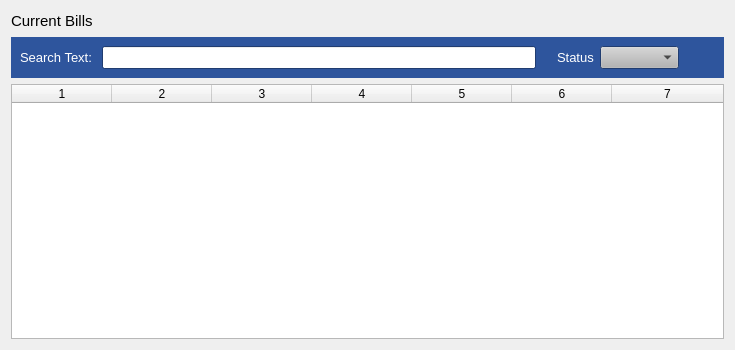
Watti/estorecpp, file estorecpp/currentbills.ui: the form before one commit.
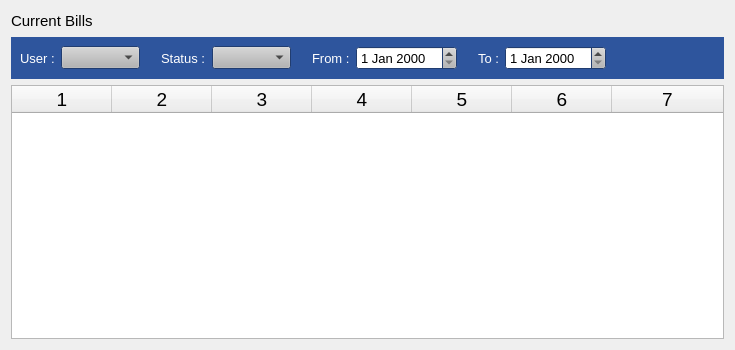
The form after the commit.

Diff of the .ui file:
```diff
--- a/estorecpp/currentbills.ui
+++ b/estorecpp/currentbills.ui
@@ -471,6 +471,12 @@
      <layout class="QHBoxLayout" name="horizontalLayout_3">
       <item>
        <widget class="QLabel" name="label_2">
+        <property name="sizePolicy">
+         <sizepolicy hsizetype="Fixed" vsizetype="Preferred">
+          <horstretch>0</horstretch>
+          <verstretch>0</verstretch>
+         </sizepolicy>
+        </property>
         <property name="palette">
          <palette>
           <active>
@@ -509,12 +515,22 @@
          </palette>
         </property>
         <property name="text">
-         <string>Search Text: </string>
+         <string>User :</string>
         </property>
        </widget>
       </item>
       <item>
-       <widget class="QLineEdit" name="searchTextBox"/>
+       <widget class="QComboBox" name="userComboBox">
+        <property name="sizePolicy">
+         <sizepolicy hsizetype="Minimum" vsizetype="Fixed">
+          <horstretch>0</horstretch>
+          <verstretch>0</verstretch>
+         </sizepolicy>
+        </property>
+        <property name="currentText">
+         <string/>
+        </property>
+       </widget>
       </item>
       <item>
        <spacer name="horizontalSpacer_4">
@@ -534,6 +550,12 @@
       </item>
       <item>
        <widget class="QLabel" name="label_3">
+        <property name="sizePolicy">
+         <sizepolicy hsizetype="Fixed" vsizetype="Preferred">
+          <horstretch>0</horstretch>
+          <verstretch>0</verstretch>
+         </sizepolicy>
+        </property>
         <property name="palette">
          <palette>
           <active>
@@ -599,28 +621,226 @@
          </palette>
         </property>
         <property name="text">
-         <string>Status</string>
+         <string>Status :</string>
         </property>
        </widget>
       </item>
       <item>
-       <widget class="QComboBox" name="pmComboBox">
+       <widget class="QComboBox" name="statusComboBox">
+        <property name="sizePolicy">
+         <sizepolicy hsizetype="Minimum" vsizetype="Fixed">
+          <horstretch>0</horstretch>
+          <verstretch>0</verstretch>
+         </sizepolicy>
+        </property>
         <property name="currentText">
          <string/>
         </property>
        </widget>
       </item>
+      <item>
+       <spacer name="horizontalSpacer_5">
+        <property name="orientation">
+         <enum>Qt::Horizontal</enum>
+        </property>
+        <property name="sizeType">
+         <enum>QSizePolicy::Fixed</enum>
+        </property>
+        <property name="sizeHint" stdset="0">
+         <size>
+          <width>15</width>
+          <height>20</height>
+         </size>
+        </property>
+       </spacer>
+      </item>
+      <item>
+       <widget class="QLabel" name="label_4">
+        <property name="sizePolicy">
+         <sizepolicy hsizetype="Fixed" vsizetype="Preferred">
+          <horstretch>0</horstretch>
+          <verstretch>0</verstretch>
+         </sizepolicy>
+        </property>
+        <property name="palette">
+         <palette>
+          <active>
+           <colorrole role="WindowText">
+            <brush brushstyle="SolidPattern">
+             <color alpha="255">
+              <red>255</red>
+              <green>255</green>
+              <blue>255</blue>
+             </color>
+            </brush>
+           </colorrole>
+           <colorrole role="Text">
+            <brush brushstyle="SolidPattern">
+             <color alpha="255">
+              <red>0</red>
+              <green>0</green>
+              <blue>0</blue>
+             </color>
+            </brush>
+           </colorrole>
+          </active>
+          <inactive>
+           <colorrole role="WindowText">
+            <brush brushstyle="SolidPattern">
+             <color alpha="255">
+              <red>255</red>
+              <green>255</green>
+              <blue>255</blue>
+             </color>
+            </brush>
+           </colorrole>
+           <colorrole role="Text">
+            <brush brushstyle="SolidPattern">
+             <color alpha="255">
+              <red>0</red>
+              <green>0</green>
+              <blue>0</blue>
+             </color>
+            </brush>
+           </colorrole>
+          </inactive>
+          <disabled>
+           <colorrole role="WindowText">
+            <brush brushstyle="SolidPattern">
+             <color alpha="255">
+              <red>90</red>
+              <green>90</green>
+              <blue>90</blue>
+             </color>
+            </brush>
+           </colorrole>
+           <colorrole role="Text">
+            <brush brushstyle="SolidPattern">
+             <color alpha="255">
+              <red>90</red>
+              <green>90</green>
+              <blue>90</blue>
+             </color>
+            </brush>
+           </colorrole>
+          </disabled>
+         </palette>
+        </property>
+        <property name="text">
+         <string>From :</string>
+        </property>
+       </widget>
+      </item>
+      <item>
+       <widget class="QDateEdit" name="startDate"/>
+      </item>
+      <item>
+       <spacer name="horizontalSpacer_6">
+        <property name="orientation">
+         <enum>Qt::Horizontal</enum>
+        </property>
+        <property name="sizeType">
+         <enum>QSizePolicy::Fixed</enum>
+        </property>
+        <property name="sizeHint" stdset="0">
+         <size>
+          <width>15</width>
+          <height>20</height>
+         </size>
+        </property>
+       </spacer>
+      </item>
+      <item>
+       <widget class="QLabel" name="label_5">
+        <property name="sizePolicy">
+         <sizepolicy hsizetype="Fixed" vsizetype="Preferred">
+          <horstretch>0</horstretch>
+          <verstretch>0</verstretch>
+         </sizepolicy>
+        </property>
+        <property name="palette">
+         <palette>
+          <active>
+           <colorrole role="WindowText">
+            <brush brushstyle="SolidPattern">
+             <color alpha="255">
+              <red>255</red>
+              <green>255</green>
+              <blue>255</blue>
+             </color>
+            </brush>
+           </colorrole>
+           <colorrole role="Text">
+            <brush brushstyle="SolidPattern">
+             <color alpha="255">
+              <red>0</red>
+              <green>0</green>
+              <blue>0</blue>
+             </color>
+            </brush>
+           </colorrole>
+          </active>
+          <inactive>
+           <colorrole role="WindowText">
+            <brush brushstyle="SolidPattern">
+             <color alpha="255">
+              <red>255</red>
+              <green>255</green>
+              <blue>255</blue>
+             </color>
+            </brush>
+           </colorrole>
+           <colorrole role="Text">
+            <brush brushstyle="SolidPattern">
+             <color alpha="255">
+              <red>0</red>
+              <green>0</green>
+              <blue>0</blue>
+             </color>
+            </brush>
+           </colorrole>
+          </inactive>
+          <disabled>
+           <colorrole role="WindowText">
+            <brush brushstyle="SolidPattern">
+             <color alpha="255">
+              <red>90</red>
+              <green>90</green>
+              <blue>90</blue>
+             </color>
+            </brush>
+           </colorrole>
+           <colorrole role="Text">
+            <brush brushstyle="SolidPattern">
+             <color alpha="255">
+              <red>90</red>
+              <green>90</green>
+              <blue>90</blue>
+             </color>
+            </brush>
+           </colorrole>
+          </disabled>
+         </palette>
+        </property>
+        <property name="text">
+         <string>To :</string>
+        </property>
+       </widget>
+      </item>
+      <item>
+       <widget class="QDateEdit" name="endDate"/>
+      </item>
       <item>
        <spacer name="horizontalSpacer_3">
         <property name="orientation">
          <enum>Qt::Horizontal</enum>
         </property>
         <property name="sizeType">
-         <enum>QSizePolicy::Minimum</enum>
+         <enum>QSizePolicy::Expanding</enum>
         </property>
         <property name="sizeHint" stdset="0">
          <size>
-          <width>36</width>
+          <width>15</width>
           <height>20</height>
          </size>
         </property>
@@ -631,6 +851,11 @@
    </item>
    <item>
     <widget class="QTableWidget" name="tableWidget">
+     <property name="font">
+      <font>
+       <pointsize>14</pointsize>
+      </font>
+     </property>
      <property name="columnCount">
       <number>7</number>
      </property>
```
